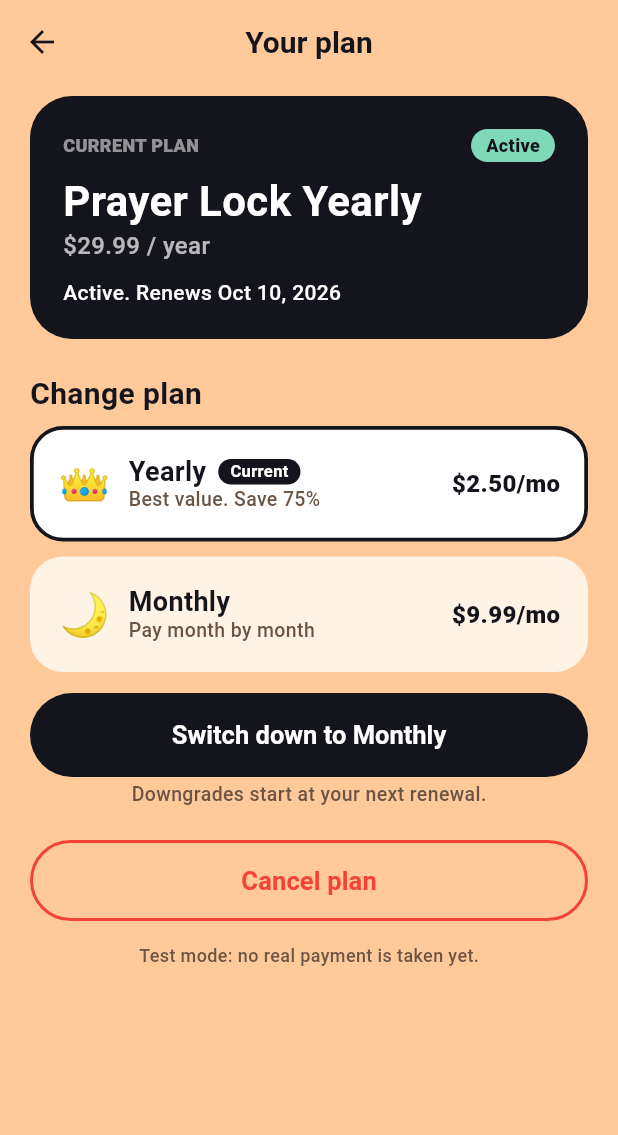
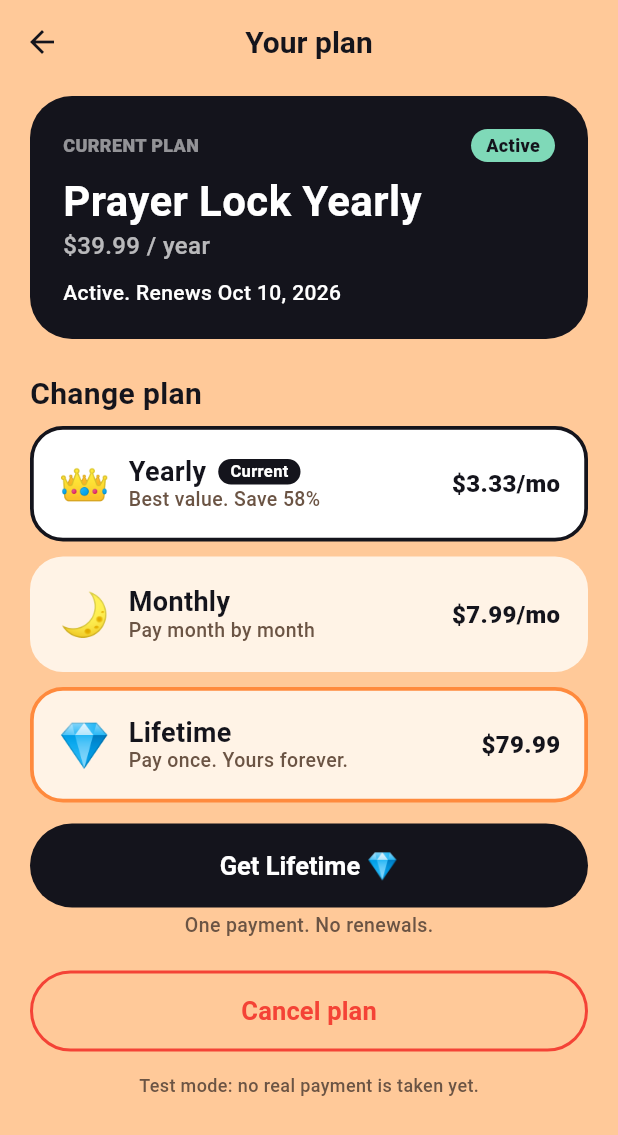
Before and after one commit to sid-sys/prayer-lock, a Flutter app: the PlanScreen screen opened directly, on a phone screen of 412 x 824 dp. Shown: the top 1135 px of the screen. Run offline on Flutter 3.47's test engine with Material 3 defaults, Android fonts, the phone set to English and light mode, and no system bars; our stand-ins replace cloud_functions, firebase_auth, firebase_core, flutter_local_notifications, flutter_timezone, google_fonts and 4 more; missing offline and left inert: installed_apps; accounts and stored records are empty.

Commit message:
Lifetime plan on paywall and Plan page, daily prayer limit (30 per account per day), Firestore rules, new placeholder prices
Co-Authored-By: Claude Sonnet 5.5 <noreply@anthropic.com>

```diff
--- a/lib/admin/admin_dashboard.dart
+++ b/lib/admin/admin_dashboard.dart
@@ -88,7 +88,7 @@ class _AdminDashboardState extends State<AdminDashboard> {
             children: [
               _Metric('Total users', '${st.totalUsers}', '+${st.newUsers7d} this week', '👥', AppColors.blue),
               _Metric('Subscribed', '${st.subscribedUsers}',
-                  '${(st.conversion * 100).toStringAsFixed(0)}% of users · ${st.payingUsers} paying', '👑', AppColors.mint),
+                  '${(st.conversion * 100).toStringAsFixed(0)}% of users · ${st.payingUsers} paying · ${st.lifetimeUsers} lifetime', '👑', AppColors.mint),
               _Metric('Active today', '${st.dauToday}', '${st.wau} active this week', '🔥', AppColors.yellow),
               _Metric('Revenue', _money0.format(st.revenueTotal),
                   '${_money0.format(st.revenue30d)} last 30 days', '💰', AppColors.pink),
--- a/lib/admin/admin_data.dart
+++ b/lib/admin/admin_data.dart
@@ -1,4 +1,5 @@
 import 'dart:math';
+import '../services/purchase_service.dart';
 
 /// Everything the admin panel shows is built from a list of [AdminUser].
 /// Today the list is made up (MockAdminRepository). Later a real repository
@@ -56,7 +57,7 @@ class AdminUser {
   final bool committed;
   final int paywallViews;
   final int paymentAttempts;
-  final String plan; // 'none', 'monthly', 'yearly'
+  final String plan; // 'none', 'monthly', 'yearly', 'lifetime'
   final DateTime? subscribedAt;
   final List<AdminPayment> payments;
   final List<AdminEvent> events; // newest first
@@ -96,6 +97,7 @@ class AdminStats {
   final int totalUsers;
   final int subscribedUsers;
   final int payingUsers;
+  final int lifetimeUsers;
   final int newUsers7d;
   final int dauToday;
   final int wau;
@@ -115,6 +117,7 @@ class AdminStats {
     required this.totalUsers,
     required this.subscribedUsers,
     required this.payingUsers,
+    required this.lifetimeUsers,
     required this.newUsers7d,
     required this.dauToday,
     required this.wau,
@@ -162,6 +165,7 @@ class AdminStats {
       totalUsers: users.length,
       subscribedUsers: users.where((u) => u.subscribed).length,
       payingUsers: users.where((u) => u.payments.isNotEmpty).length,
+      lifetimeUsers: users.where((u) => u.plan == 'lifetime').length,
       newUsers7d: users.where((u) => u.joinedAt.isAfter(now!.subtract(const Duration(days: 7)))).length,
       dauToday: dau(today),
       wau: wau,
@@ -189,8 +193,9 @@ abstract class AdminRepository {
 
 /// Made-up users so the panel can be seen before a real backend exists.
 class MockAdminRepository implements AdminRepository {
-  static const yearly = 29.99;
-  static const monthly = 9.99;
+  static const yearly = PurchaseService.yearlyUsd;
+  static const monthly = PurchaseService.monthlyUsd;
+  static const lifetime = PurchaseService.lifetimeUsd;
 
   @override
   Future<List<AdminUser>> loadUsers() async {
@@ -232,7 +237,8 @@ class MockAdminRepository implements AdminRepository {
       final tried = views > 0 && r.nextDouble() < 0.5;
       final attempts = tried ? 1 + r.nextInt(3) : 0;
       final subscribed = tried && r.nextDouble() < 0.65;
-      final plan = !subscribed ? 'none' : (r.nextDouble() < 0.55 ? 'yearly' : 'monthly');
+      final roll = r.nextDouble();
+      final plan = !subscribed ? 'none' : (roll < 0.15 ? 'lifetime' : (roll < 0.6 ? 'yearly' : 'monthly'));
 
       final ev = <AdminEvent>[];
       var t = joined;
@@ -256,8 +262,11 @@ class MockAdminRepository implements AdminRepository {
       if (subscribed) {
         subAt = t.add(Duration(minutes: 2 + attempts * 3));
         if (subAt.isAfter(now)) subAt = now.subtract(const Duration(minutes: 5));
-        ev.add(AdminEvent(subAt, 'subscribed',
-            plan == 'yearly' ? 'Yearly plan, 7 day free trial' : 'Monthly plan, 7 day free trial'));
+        ev.add(AdminEvent(subAt, 'subscribed', switch (plan) {
+          'yearly' => 'Yearly plan, 7 day free trial',
+          'monthly' => 'Monthly plan, 7 day free trial',
+          _ => 'Lifetime plan, one payment, no trial',
+        }));
       }
 
       // Daily use. Subscribers use the app more. Some people stop coming.
@@ -309,7 +318,9 @@ class MockAdminRepository implements AdminRepository {
 
       // Payments: yearly pays once after the trial, monthly every 30 days.
       final pay = <AdminPayment>[];
-      if (subAt != null) {
+      if (subAt != null && plan == 'lifetime') {
+        pay.add(AdminPayment(subAt, lifetime));
+      } else if (subAt != null) {
         var next = subAt.add(const Duration(days: 7));
         while (!next.isAfter(now)) {
           pay.add(AdminPayment(next, plan == 'yearly' ? yearly : monthly));
--- a/lib/admin/admin_users.dart
+++ b/lib/admin/admin_users.dart
@@ -18,12 +18,14 @@ String initials(String name) =>
 Color planColor(String plan) => switch (plan) {
       'yearly' => AppColors.yellow,
       'monthly' => AppColors.mint,
+      'lifetime' => const Color(0xFFC9A6FF),
       _ => const Color(0xFFE8D2BC),
     };
 
 String planLabel(String plan) => switch (plan) {
       'yearly' => 'Yearly',
       'monthly' => 'Monthly',
+      'lifetime' => 'Lifetime 💎',
       _ => 'Free',
     };
 
--- a/lib/screens/legal_screen.dart
+++ b/lib/screens/legal_screen.dart
@@ -50,7 +50,7 @@ const _terms = <_Section>[
   _Section('Using Prayer Lock',
       'By using Prayer Lock you agree to these terms. You must be old enough to agree to them where you live. Use the app only for lawful, personal use.'),
   _Section('Free trial and subscription',
-      'New subscribers get a 7 day free trial. After the trial your plan renews automatically (monthly or yearly, as you chose) unless you cancel before the trial ends. Prices are shown before you start. Payment is taken by Google Play or the Apple App Store, and renewal and cancellation are managed in your store account settings as well as in Profile > Plan. Refunds follow the store\'s rules.'),
+      'New subscribers get a 7 day free trial. After the trial your plan renews automatically (monthly or yearly, as you chose) unless you cancel before the trial ends. Prices are shown before you start. Payment is taken by Google Play or the Apple App Store, and renewal and cancellation are managed in your store account settings as well as in Profile > Plan. Refunds follow the store\'s rules.\n\nLifetime plan: if offered, Lifetime is a one-time payment for access to Prayer Lock for as long as the app is available. It has no free trial and does not renew. If we ever stop running the app, we will tell you in advance.'),
   _Section('Not professional advice',
       'Prayers, verses and check-ins are for spiritual encouragement only. They are not medical, mental health or crisis advice. If you are in crisis, please contact local emergency services or a trusted professional.'),
   _Section('AI generated prayers',
--- a/lib/screens/plan_screen.dart
+++ b/lib/screens/plan_screen.dart
@@ -14,27 +14,51 @@ class PlanScreen extends StatefulWidget {
 
 class _PlanScreenState extends State<PlanScreen> {
   bool _busy = false;
+  String? _picked; // the plan the user tapped
 
-  static String _name(String p) => p == 'yearly' ? 'Yearly' : 'Monthly';
-  static String _price(String p) => p == 'yearly'
-      ? '${PurchaseService.yearlyPrice} / year'
-      : '${PurchaseService.monthlyPrice} / month';
+  static const _order = ['monthly', 'yearly', 'lifetime'];
+  static int _rank(String p) => _order.indexOf(p);
+
+  static String _price(String p) => switch (p) {
+        'yearly' => '${PurchaseService.yearlyPrice} / year',
+        'monthly' => '${PurchaseService.monthlyPrice} / month',
+        _ => '${PurchaseService.lifetimePrice} one time',
+      };
+
+  /// The plan we suggest: the next one up, or the lifetime plan.
+  String _target(AppState s) {
+    final t = _picked;
+    if (t != null && t != s.plan) return t;
+    return s.plan == 'monthly' ? 'yearly' : 'lifetime';
+  }
 
   Future<void> _change(AppState s, String target) async {
-    final upgrade = target == 'yearly';
+    final up = _rank(target) > _rank(s.plan);
+    final fmt = DateFormat('MMM d, yyyy');
+    final title = switch (target) {
+      'lifetime' => 'Get Lifetime?',
+      'yearly' => 'Upgrade to Yearly?',
+      _ => 'Switch to Monthly?',
+    };
+    final text = switch (target) {
+      'lifetime' =>
+        'Pay ${PurchaseService.lifetimePrice} one time and keep Prayer Lock for life. Your ${PurchaseService.nameOf(s.plan)} plan stops renewing. No more payments.',
+      'yearly' =>
+        'Yearly is ${PurchaseService.yearlyPrice} per year (${PurchaseService.yearlyPerMonth} a month). You save ${PurchaseService.savePercent}% compared with paying monthly.',
+      _ =>
+        'Monthly is ${PurchaseService.monthlyPrice} per month. The change starts at your next renewal on ${fmt.format(s.nextBilling)}.',
+    };
     final ok = await showDialog<bool>(
       context: context,
       builder: (ctx) => AlertDialog(
-        title: Text(upgrade ? 'Upgrade to Yearly?' : 'Switch to Monthly?'),
-        content: Text(upgrade
-            ? 'Yearly is ${PurchaseService.yearlyPrice} per year (${PurchaseService.yearlyPerMonth} a month). You save 75% compared with paying monthly.'
-            : 'Monthly is ${PurchaseService.monthlyPrice} per month. The change starts at your next renewal on ${DateFormat('MMM d, yyyy').format(s.nextBilling)}.'),
+        title: Text(title),
+        content: Text(text),
         actions: [
           TextButton(onPressed: () => Navigator.pop(ctx, false), child: const Text('Not now')),
           FilledButton(
             style: FilledButton.styleFrom(minimumSize: const Size(110, 44)),
             onPressed: () => Navigator.pop(ctx, true),
-            child: Text(upgrade ? 'Upgrade' : 'Switch'),
+            child: Text(up ? 'Continue' : 'Switch'),
           ),
         ],
       ),
@@ -45,9 +69,16 @@ class _PlanScreenState extends State<PlanScreen> {
     await PurchaseService.buy(target);
     await s.changePlan(target);
     if (!mounted) return;
-    setState(() => _busy = false);
+    setState(() {
+      _busy = false;
+      _picked = null;
+    });
     ScaffoldMessenger.of(context).showSnackBar(SnackBar(
-        content: Text(upgrade ? 'You are on Yearly now 🎉' : 'Switched to Monthly')));
+        content: Text(target == 'lifetime'
+            ? 'You have Lifetime now. Thank you 🙏'
+            : target == 'yearly'
+                ? 'You are on Yearly now 🎉'
+                : 'Switched to Monthly')));
   }
 
   Future<void> _cancel(AppState s) async {
@@ -74,11 +105,13 @@ class _PlanScreenState extends State<PlanScreen> {
   @override
   Widget build(BuildContext context) {
     final s = context.watch<AppState>();
-    final other = s.plan == 'yearly' ? 'monthly' : 'yearly';
+    final target = _target(s);
     final fmt = DateFormat('MMM d, yyyy');
 
     String status;
-    if (s.cancelled) {
+    if (s.isLifetime) {
+      status = 'Lifetime. It never expires. Thank you 🙏';
+    } else if (s.cancelled) {
       status = 'Cancelled. Access until ${fmt.format(s.accessUntil ?? s.nextBilling)}';
     } else if (s.inTrial) {
       status =
@@ -86,6 +119,8 @@ class _PlanScreenState extends State<PlanScreen> {
     } else {
       status = 'Active. Renews ${fmt.format(s.nextBilling)}';
     }
+
+    final up = _rank(target) > _rank(s.plan);
 
     return Scaffold(
       appBar: AppBar(title: Text('Your plan', style: h(20))),
@@ -112,14 +147,21 @@ class _PlanScreenState extends State<PlanScreen> {
                         color: s.cancelled ? Colors.redAccent : AppColors.mint,
                         borderRadius: BorderRadius.circular(12),
                       ),
-                      child: Text(s.cancelled ? 'Cancelled' : (s.inTrial ? 'Trial' : 'Active'),
+                      child: Text(
+                          s.isLifetime
+                              ? 'Lifetime'
+                              : s.cancelled
+                                  ? 'Cancelled'
+                                  : (s.inTrial ? 'Trial' : 'Active'),
                           style: h(12, color: AppColors.ink, w: FontWeight.w800)),
                     ),
                   ]),
                   const SizedBox(height: 10),
-                  Text('Prayer Lock ${_name(s.plan)}', style: h(28, color: Colors.white)),
+                  Text('Prayer Lock ${PurchaseService.nameOf(s.plan)}',
+                      style: h(28, color: Colors.white)),
                   const SizedBox(height: 2),
-                  Text(_price(s.plan), style: h(16, color: Colors.white70, w: FontWeight.w500)),
+                  Text(_price(s.plan),
+                      style: h(16, color: Colors.white70, w: FontWeight.w500)),
                   const SizedBox(height: 14),
                   Text(status, style: h(14, color: Colors.white, w: FontWeight.w500)),
                 ],
@@ -127,34 +169,53 @@ class _PlanScreenState extends State<PlanScreen> {
             ),
             const SizedBox(height: 24),
 
+            if (s.isLifetime)
+              Container(
+                padding: const EdgeInsets.all(18),
+                decoration: BoxDecoration(
+                    color: AppColors.yellow, borderRadius: BorderRadius.circular(24)),
+                child: Row(children: [
+                  const Text('💎', style: TextStyle(fontSize: 34)),
+                  const SizedBox(width: 14),
+                  Expanded(
+                    child: Text(
+                        'You have the best plan. Nothing to renew, nothing to cancel.',
+                        style: h(15, w: FontWeight.w700)),
+                  ),
+                ]),
+              )
+            else ...[
               Text('Change plan', style: h(20)),
               const SizedBox(height: 10),
-            _planTile(s, 'yearly', 'Best value. Save 75%'),
+              for (final p in ['yearly', 'monthly', 'lifetime']) ...[
+                _planTile(s, p, target),
                 const SizedBox(height: 10),
-            _planTile(s, 'monthly', 'Pay month by month'),
-            const SizedBox(height: 14),
-
+              ],
+              const SizedBox(height: 4),
               FilledButton(
-              onPressed: _busy ? null : () => _change(s, other),
+                onPressed: _busy ? null : () => _change(s, target),
                 child: _busy
                     ? const SizedBox(
                         height: 22,
                         width: 22,
                         child: CircularProgressIndicator(strokeWidth: 2, color: Colors.white))
-                  : Text(other == 'yearly'
-                      ? 'Upgrade to Yearly 🚀'
-                      : 'Switch down to Monthly'),
+                    : Text(switch (target) {
+                        'lifetime' => 'Get Lifetime 💎',
+                        'yearly' => 'Upgrade to Yearly 🚀',
+                        _ => 'Switch down to Monthly',
+                      }),
               ),
               const SizedBox(height: 4),
               Center(
                 child: Text(
-                  other == 'yearly'
+                    target == 'lifetime'
+                        ? 'One payment. No renewals.'
+                        : up
                             ? 'Upgrades start right away.'
                             : 'Downgrades start at your next renewal.',
                     style: h(13, color: AppColors.soft, w: FontWeight.w500)),
               ),
               const SizedBox(height: 22),
-
               if (s.cancelled)
                 FilledButton(
                   onPressed: s.resumePlan,
@@ -171,6 +232,7 @@ class _PlanScreenState extends State<PlanScreen> {
                   onPressed: () => _cancel(s),
                   child: Text('Cancel plan', style: h(17, color: Colors.red)),
                 ),
+            ],
             const SizedBox(height: 16),
             if (kMockBuild)
               Center(
@@ -183,22 +245,47 @@ class _PlanScreenState extends State<PlanScreen> {
     );
   }
 
-  Widget _planTile(AppState s, String p, String subtitle) {
+  Widget _planTile(AppState s, String p, String target) {
     final current = s.plan == p;
-    return Container(
+    final picked = !current && target == p;
+    final emoji = switch (p) {
+      'yearly' => '👑',
+      'monthly' => '🌙',
+      _ => '💎',
+    };
+    final subtitle = switch (p) {
+      'yearly' => 'Best value. Save ${PurchaseService.savePercent}%',
+      'monthly' => 'Pay month by month',
+      _ => 'Pay once. Yours forever.',
+    };
+    final price = switch (p) {
+      'yearly' => '${PurchaseService.yearlyPerMonth}/mo',
+      'monthly' => '${PurchaseService.monthlyPrice}/mo',
+      _ => PurchaseService.lifetimePrice,
+    };
+    return GestureDetector(
+      onTap: current ? null : () => setState(() => _picked = p),
+      child: AnimatedContainer(
+        duration: const Duration(milliseconds: 250),
         padding: const EdgeInsets.all(16),
         decoration: BoxDecoration(
           color: current ? Colors.white : AppColors.card,
           borderRadius: BorderRadius.circular(22),
-        border: Border.all(color: current ? AppColors.ink : Colors.transparent, width: 2.5),
+          border: Border.all(
+              color: current
+                  ? AppColors.ink
+                  : picked
+                      ? AppColors.gold
+                      : Colors.transparent,
+              width: 2.5),
         ),
         child: Row(children: [
-        Text(p == 'yearly' ? '👑' : '🌙', style: const TextStyle(fontSize: 28)),
+          Text(emoji, style: const TextStyle(fontSize: 28)),
           const SizedBox(width: 12),
           Expanded(
             child: Column(crossAxisAlignment: CrossAxisAlignment.start, children: [
               Row(children: [
-              Text(_name(p), style: h(18)),
+                Text(PurchaseService.nameOf(p), style: h(18)),
                 if (current) ...[
                   const SizedBox(width: 8),
                   Container(
@@ -212,9 +299,9 @@ class _PlanScreenState extends State<PlanScreen> {
               Text(subtitle, style: h(13, color: AppColors.soft, w: FontWeight.w500)),
             ]),
           ),
-        Text(p == 'yearly' ? '${PurchaseService.yearlyPerMonth}/mo' : '${PurchaseService.monthlyPrice}/mo',
-            style: h(16, w: FontWeight.w800)),
+          Text(price, style: h(16, w: FontWeight.w800)),
         ]),
+      ),
     );
   }
 }
--- a/lib/screens/settings_screen.dart
+++ b/lib/screens/settings_screen.dart
@@ -5,6 +5,7 @@ import '../admin/admin_dashboard.dart';
 import '../config.dart';
 import '../services/auth_service.dart';
 import '../services/blocker_service.dart';
+import '../services/purchase_service.dart';
 import '../state/app_state.dart';
 import '../theme.dart';
 import 'legal_screen.dart';
@@ -46,11 +47,13 @@ class SettingsScreen extends StatelessWidget {
           child: ListTile(
             leading: const Text('👑', style: TextStyle(fontSize: 26)),
             title: const Text('Your plan'),
-            subtitle: Text(s.cancelled
-                ? '${s.plan == 'yearly' ? 'Yearly' : 'Monthly'} · Cancelled'
-                : s.inTrial
-                    ? '${s.plan == 'yearly' ? 'Yearly' : 'Monthly'} · Free trial, ${s.trialDaysLeft} days left'
-                    : '${s.plan == 'yearly' ? 'Yearly' : 'Monthly'} · Active'),
+            subtitle: Text(s.isLifetime
+                ? 'Lifetime · never expires'
+                : s.cancelled
+                    ? '${PurchaseService.nameOf(s.plan)} · Cancelled'
+                    : s.inTrial
+                        ? '${PurchaseService.nameOf(s.plan)} · Free trial, ${s.trialDaysLeft} days left'
+                        : '${PurchaseService.nameOf(s.plan)} · Active'),
             trailing: const Icon(Icons.chevron_right),
             onTap: () => Navigator.push(
                 context, MaterialPageRoute(builder: (_) => const PlanScreen())),
--- a/lib/services/purchase_service.dart
+++ b/lib/services/purchase_service.dart
@@ -1,15 +1,35 @@
 /// Store billing wrapper.
 ///
 /// NOT CONNECTED YET. To charge real money you need:
-///  1. Google Play Console + App Store Connect subscriptions
-///     (yearly with 7 day free trial, and monthly).
+///  1. Google Play Console + App Store Connect products:
+///     - Yearly subscription with a 7 day free trial
+///     - Monthly subscription
+///     - Lifetime (one-time purchase: "non-consumable" on Apple, "one-time product" on Google)
 ///  2. A billing package such as RevenueCat (`purchases_flutter`).
 /// Until then [buy] pretends the purchase worked so the app can be tested.
 class PurchaseService {
-  /// Shown prices. Replace with real store prices (localized) later.
-  static const yearlyPrice = r'$29.99';
-  static const yearlyPerMonth = r'$2.50';
-  static const monthlyPrice = r'$9.99';
+  /// Placeholder prices in US dollars. Replace with the real store prices
+  /// (localized) later. Everything on screen, including "save %", follows these.
+  static const monthlyUsd = 7.99;
+  static const yearlyUsd = 39.99;
+  static const lifetimeUsd = 79.99;
+
+  static String _money(double v) => '\$${v.toStringAsFixed(2)}';
+
+  static String get monthlyPrice => _money(monthlyUsd);
+  static String get yearlyPrice => _money(yearlyUsd);
+  static String get lifetimePrice => _money(lifetimeUsd);
+  static String get yearlyPerMonth => _money(yearlyUsd / 12);
+
+  /// How much cheaper yearly is than paying monthly, as a whole percent.
+  static int get savePercent => ((1 - (yearlyUsd / 12) / monthlyUsd) * 100).round();
+
+  static String nameOf(String plan) => switch (plan) {
+        'yearly' => 'Yearly',
+        'monthly' => 'Monthly',
+        'lifetime' => 'Lifetime',
+        _ => 'Free',
+      };
 
   static Future<bool> buy(String plan) async {
     await Future<void>.delayed(const Duration(milliseconds: 600));
--- a/lib/state/app_state.dart
+++ b/lib/state/app_state.dart
@@ -99,15 +99,20 @@ class AppState extends ChangeNotifier {
   // ---------- access / paywall ----------
 
   /// True when the user may use the app (trial running or subscribed).
+  /// Lifetime buyers pay once. No trial, no renewal, no cancelling.
+  bool get isLifetime => plan == 'lifetime' && trialStart != null;
+
   bool get entitled {
     if (trialStart == null) return false;
+    if (isLifetime) return true;
     if (cancelled && accessUntil != null && DateTime.now().isAfter(accessUntil!)) {
       return false;
     }
     return true;
   }
 
-  bool get inTrial => trialStart != null && DateTime.now().isBefore(trialEnds!);
+  bool get inTrial =>
+      !isLifetime && trialStart != null && DateTime.now().isBefore(trialEnds!);
 
   int get trialDaysLeft =>
       inTrial ? trialEnds!.difference(DateTime.now()).inDays + 1 : 0;
@@ -177,6 +182,7 @@ class AppState extends ChangeNotifier {
   }
 
   Future<void> cancelPlan() async {
+    if (isLifetime) return; // nothing to cancel
     cancelled = true;
     accessUntil = nextBilling; // keeps access until the paid period ends
     await _p.setBool('cancelled', true);
```
Also changed, not shown: lib/screens/paywall.dart (+62 -23 lines), firebase.json, 2 other files. Lines whose indentation alone changed are shown as unchanged.
